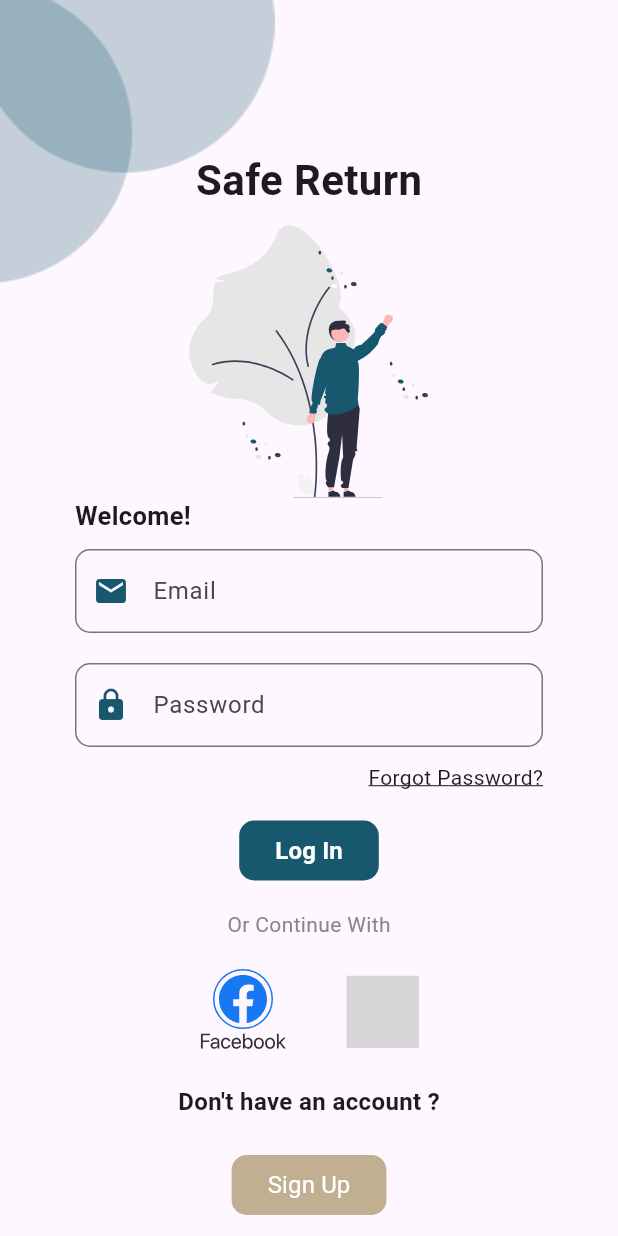
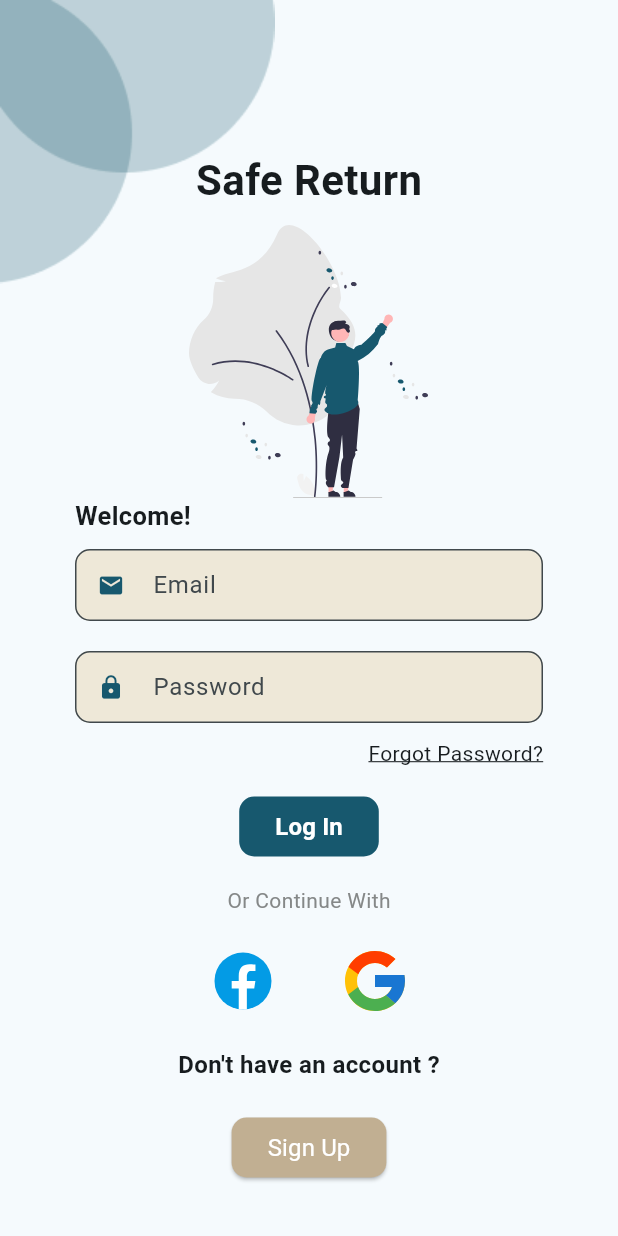
Before and after one commit to TimileyinBakare/Safe-Return, a Flutter app: the screen it shows after launch, after a tap on "Let's get started", on a phone screen of 412 x 824 dp. Run offline on Flutter 3.47's test engine with Material 3 defaults, Android fonts, the phone set to English and light mode, and no system bars; our stand-ins replace animate_do, flutter_svg, google_fonts, otp_text_field; grey boxes are pictures that could not be loaded.

Commit message:
Safe return auth ui completed

```diff
--- /dev/null
+++ b/lib/app/config/routes/app_route.dart
@@ -0,0 +1,52 @@
+import 'package:flutter/material.dart';
+import 'package:safereturn/app/modules/auth/view/forgot_pass.dart';
+import 'package:safereturn/app/modules/auth/view/login.dart';
+import 'package:safereturn/app/modules/auth/view/otp.dart';
+import 'package:safereturn/app/modules/auth/view/register.dart';
+import 'package:safereturn/app/modules/onboarding/view/onboarding.dart';
+
+class AppRoute {
+  static Route easyAnimationRoute(Widget child) {
+    return PageRouteBuilder(
+      pageBuilder: (context, animation, secondaryAnimation) => child,
+      transitionsBuilder: (context, animation, secondaryAnimation, child) {
+        const begin = Offset(0.0, 1.0);
+        const end = Offset.zero;
+        const curve = Curves.ease;
+
+        var tween = Tween(begin: begin, end: end).chain(
+          CurveTween(curve: curve),
+        );
+
+        return SlideTransition(
+          position: animation.drive(tween),
+          child: child,
+        );
+      },
+    );
+  }
+
+  static const splash = SplashScreen.routeName;
+  static const login = Login.routeName;
+  static const register = Register.routeName;
+  static const forgretpass = ForgetPassword.routeName;
+  static const otp = Otp.routeName;
+
+
+  static Route<dynamic> generalRoute(RouteSettings settings) {
+    switch (settings.name) {
+      case splash:
+        return easyAnimationRoute(const SplashScreen());
+      case login:
+        return easyAnimationRoute(const Login());
+      case register:
+        return easyAnimationRoute(const Register());
+      case forgretpass:
+        return easyAnimationRoute(const ForgetPassword());
+      case otp:
+        return easyAnimationRoute(const Otp());
+      default:
+        return easyAnimationRoute(const Login());
+    }
+  }
+}
--- a/lib/src/core/asset.dart
+++ b/lib/app/constants/asset.dart
@@ -1,10 +1,11 @@
 class AppAssets {
   //svgs
   static const onboarding = "assets/svg/amico.svg";
-    static const arrow = "assets/svg/arrow.svg";
+  static const arrow = "assets/svg/arrow.svg";
   static const facebook = "assets/svg/facebook.svg";
   static const google = "assets/svg/google.svg";
-
+  static const forgetpass = "assets/svg/forgetpassword.svg";
+  static const confrim = "assets/svg/confirm.svg";
   static const loginIlustration1 = "assets/svg/login.svg";
 
   static const onboarding1 = "assets/eclipseframe.png";
--- a/lib/src/core/color.dart
+++ b/lib/app/constants/color.dart
@@ -2,5 +2,6 @@ class AppColor {
   static const primaryColor = 0xff17586E;
   static const borderColor = 0xffF3F6F6;
   static const secondaryColor = 0xffC1AF92;
+  static const fillColor = 0xffEEE8D8;
 
 }
--- a/lib/src/modules/auth/view/login.dart
+++ b/lib/app/modules/auth/view/login.dart
@@ -1,13 +1,15 @@
 import 'package:animate_do/animate_do.dart';
 import 'package:flutter/material.dart';
 import 'package:flutter_svg/svg.dart';
-import 'package:safereturn/src/core/color.dart';
-import 'package:safereturn/src/widgets/custom_button.dart';
+import 'package:safereturn/app/config/routes/app_route.dart';
+import 'package:safereturn/app/constants/color.dart';
+import 'package:safereturn/app/widgets/custom_button.dart';
 
-import '../../../core/asset.dart';
+import '../../../constants/asset.dart';
 import '../../../widgets/custom_textfield.dart';
 
 class Login extends StatelessWidget {
+  static const routeName = "login";
   const Login({super.key});
 
   @override
@@ -88,10 +90,14 @@ class Login extends StatelessWidget {
                       alignment: Alignment.topRight,
                       child: FadeInLeft(
                         duration: const Duration(seconds: 1),
-                        child: const Text(
-                          "Forgot Password?",
-                          style: TextStyle(
-                            decoration: TextDecoration.underline,
+                        child: InkWell(
+                          onTap: () => Navigator.pushNamed(
+                              context, AppRoute.forgretpass),
+                          child: const Text(
+                            "Forgot Password?",
+                            style: TextStyle(
+                              decoration: TextDecoration.underline,
+                            ),
                           ),
                         ),
                       ),
@@ -160,8 +166,10 @@ class Login extends StatelessWidget {
                     ),
                     FadeInLeft(
                       duration: const Duration(seconds: 1),
-                      child: const CustomButton(
-                        color: Color(AppColor.secondaryColor),
+                      child: CustomButton(
+                        onclick: () =>
+                            Navigator.pushNamed(context, AppRoute.register),
+                        color: const Color(AppColor.secondaryColor),
                         fontWeight: FontWeight.normal,
                         text: "Sign Up",
                       ),
--- a/lib/src/modules/auth/onboarding.dart
+++ b/lib/app/modules/onboarding/view/onboarding.dart
@@ -1,13 +1,16 @@
 import 'package:animate_do/animate_do.dart';
 import 'package:flutter/material.dart';
 import 'package:flutter_svg/svg.dart';
-import 'package:safereturn/src/core/color.dart';
-import 'package:safereturn/src/modules/auth/view/login.dart';
+import 'package:safereturn/app/config/routes/app_route.dart';
+import 'package:safereturn/app/constants/color.dart';
+import 'package:safereturn/app/modules/auth/view/login.dart';
 
-import '../../core/asset.dart';
-import '../../widgets/custom_button.dart';
+import '../../../constants/asset.dart';
+import '../../../widgets/custom_button.dart';
 
 class SplashScreen extends StatefulWidget {
+  static const routeName = "splashscreen";
+
   const SplashScreen({super.key});
 
   @override
@@ -63,10 +66,10 @@ class _SplashScreenState extends State<SplashScreen> {
                   fontWeight: FontWeight.bold,
                   color: const Color(AppColor.primaryColor),
                   text: "Let's get started",
-                  onclick: () => Navigator.pushReplacement(context,
-                      MaterialPageRoute(builder: (context) {
-                    return const Login();
-                  })),
+                  onclick: () => Navigator.pushReplacementNamed(
+                    context,
+                    AppRoute.login,
+                  ),
                 ),
               ),
               Flexible(
--- a/lib/src/widgets/custom_textfield.dart
+++ b/lib/app/widgets/custom_textfield.dart
@@ -1,7 +1,6 @@
-
 import 'package:flutter/material.dart';
 
-import '../core/color.dart';
+import '../constants/color.dart';
 
 class CustomTextField extends StatelessWidget {
   final String? hint;
@@ -9,6 +8,10 @@ class CustomTextField extends StatelessWidget {
   final Widget? suffixIcon;
   final Color? iconColor;
   final bool obscure;
+  final TextAlign? hintAlign;
+  final bool? fillColor;
+  final TextInputType? keyboard;
+  final bool? isdensed;
   final TextEditingController? controller;
   const CustomTextField({
     super.key,
@@ -17,7 +20,11 @@ class CustomTextField extends StatelessWidget {
     this.iconColor,
     this.suffixIcon,
     this.controller,
+    this.hintAlign = TextAlign.start,
     this.obscure = false,
+    this.fillColor = true,
+    this.isdensed = true,
+    this.keyboard = TextInputType.text,
   });
 
   @override
@@ -25,7 +32,15 @@ class CustomTextField extends StatelessWidget {
     return TextFormField(
       controller: controller,
       obscureText: obscure,
+      keyboardType: keyboard,
+      textAlign: hintAlign!,
       decoration: InputDecoration(
+        isDense: isdensed,
+        contentPadding: const EdgeInsets.all(8),
+        filled: fillColor,
+        fillColor: const Color(
+          AppColor.fillColor,
+        ),
         hintText: hint,
         prefixIcon: prefixIcon,
         prefixIconColor: iconColor,
--- a/lib/main.dart
+++ b/lib/main.dart
@@ -1,5 +1,7 @@
 import 'package:flutter/material.dart';
-import 'package:safereturn/src/modules/auth/onboarding.dart';
+import 'package:safereturn/app/config/routes/app_route.dart';
+import 'package:safereturn/app/constants/color.dart';
+import 'package:safereturn/app/modules/onboarding/view/onboarding.dart';
 
 void main() {
   runApp(const MyApp());
@@ -14,11 +16,12 @@
       title: 'Safe Area',
       theme: ThemeData(
         colorScheme: ColorScheme.fromSeed(
-          seedColor: Colors.deepPurple,
+          seedColor: const Color(AppColor.primaryColor),
         ),
         useMaterial3: true,
       ),
-      home: const SplashScreen(),
+      initialRoute: AppRoute.splash,
+      onGenerateRoute: AppRoute.generalRoute,
     );
   }
 }
--- a/pubspec.yaml
+++ b/pubspec.yaml
@@ -17,6 +17,7 @@ dependencies:
   flutter_svg: ^2.0.10+1
   google_fonts: ^6.2.1
   animate_do: ^3.3.3
+  otp_text_field: ^1.1.3
 
 dev_dependencies:
   flutter_test:
```
Also changed, not shown: lib/app/modules/auth/view/forgot_pass.dart (added, +152 -0 lines), lib/app/modules/auth/view/otp.dart (added, +152 -0 lines), lib/app/modules/auth/view/register.dart (added, +270 -0 lines), assets/svg/confirm.svg (added), assets/svg/facebook.svg, assets/svg/forgetpassword.svg (added), assets/svg/google.svg, lib/app/widgets/custom_button.dart (renamed from lib/src/widgets/custom_button.dart), pubspec.lock, 8 other files.
